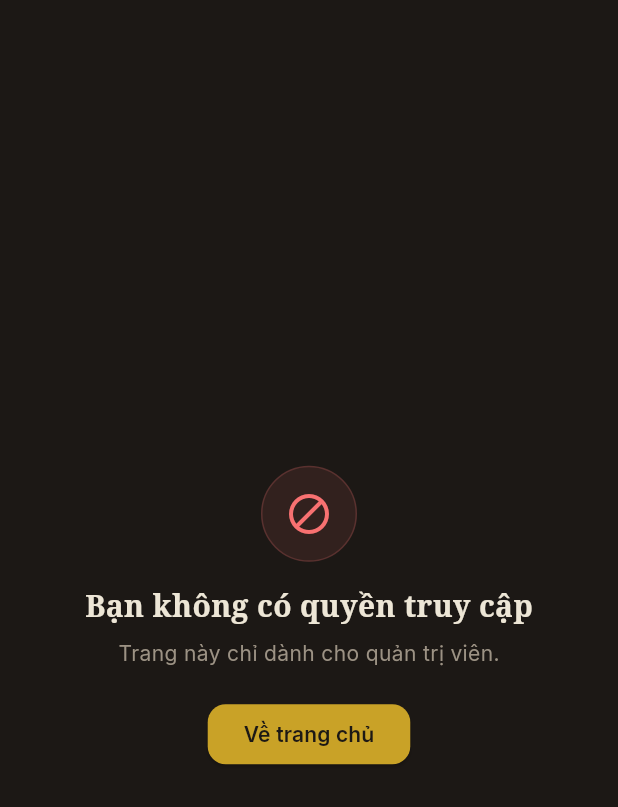
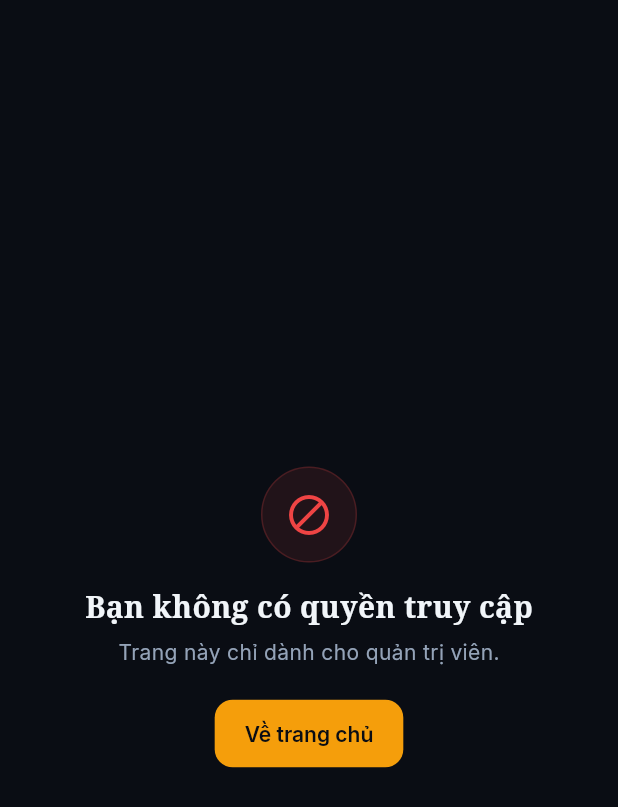
Before and after one commit to tuyenminhtran/HeThongQuanLyDocTruyen-Nhom-7, a Flutter app: the AdminLayoutScreen screen opened by its route, on a phone screen of 412 x 824 dp. Shown: the top 807 px of the screen. Run offline on Flutter 3.47's test engine with Material 3 defaults, Android fonts, the phone set to English and light mode, and no system bars; our stand-ins replace cached_network_image, dio, flutter_riverpod, flutter_secure_storage, go_router, google_fonts and 2 more; accounts and stored records are empty; network calls fail.

Commit message:
style: cap nhat design tokens va theme dong bo cho web va mobile

```diff
--- a/Storyreader_mobile/lib/core/constants/app_colors.dart
+++ b/Storyreader_mobile/lib/core/constants/app_colors.dart
@@ -1,31 +1,35 @@
 import 'package:flutter/material.dart';
 
 class AppColors {
-  // Ink tokens from tailwind.config.js
-  static const Color inkBg = Color(0xFF1C1815);
-  static const Color inkCard = Color(0xFF262019);
-  static const Color inkBorder = Color(0xFF3A322A);
-  static const Color inkText = Color(0xFFEDE6D6);
-  static const Color inkMuted = Color(0xFF9C9284);
+  // Midnight Obsidian tokens (matching web Tailwind tokens)
+  static const Color inkBg = Color(0xFF0A0D14);
+  static const Color inkCard = Color(0xFF121722);
+  static const Color inkElevated = Color(0xFF1A202E);
+  static const Color inkBorder = Color(0xFF262E3D);
+  static const Color inkBorderLight = Color(0xFF374357);
+  static const Color inkText = Color(0xFFF1F5F9);
+  static const Color inkMuted = Color(0xFF94A3B8);
 
-  // Gold tokens
-  static const Color gold = Color(0xFFC9A227);
-  static const Color goldDim = Color(0xFF8A7020);
+  // Imperial Gold tokens
+  static const Color gold = Color(0xFFF59E0B);
+  static const Color goldDim = Color(0xFFD97706);
+  static const Color goldLight = Color(0xFFFDE68A);
 
   // Status & accent colors
-  static const Color red400 = Color(0xFFF87171);
-  static const Color green400 = Color(0xFF4ADE80);
+  static const Color red400 = Color(0xFFEF4444);
+  static const Color green400 = Color(0xFF10B981);
   static const Color sky400 = Color(0xFF38BDF8);
-  static const Color blue400 = Color(0xFF60A5FA);
+  static const Color blue400 = Color(0xFF3B82F6);
+  static const Color purple400 = Color(0xFF8B5CF6);
 
   // Reader Themes
-  static const Color readerLightBg = Color(0xFFF8F9FA);
-  static const Color readerLightText = Color(0xFF1A1D20);
-  static const Color readerLightBorder = Color(0xFFD1D5DB);
+  static const Color readerLightBg = Color(0xFFFAFAF9);
+  static const Color readerLightText = Color(0xFF1E293B);
+  static const Color readerLightBorder = Color(0xFFE2E8F0);
 
-  static const Color readerSepiaBg = Color(0xFFF4ECD8);
-  static const Color readerSepiaText = Color(0xFF433422);
-  static const Color readerSepiaBorder = Color(0xFFD6C5A5);
+  static const Color readerSepiaBg = Color(0xFFF5EFEB);
+  static const Color readerSepiaText = Color(0xFF3D2E1E);
+  static const Color readerSepiaBorder = Color(0xFFE2D7C3);
 
   static const Color readerDarkBg = inkBg;
   static const Color readerDarkText = inkText;
@@ -40,8 +44,8 @@ class AppColors {
 
   static const LinearGradient avatarGradient = LinearGradient(
     colors: [
-      Color(0x33C9A227), // gold 20%
-      Color(0x0DC9A227), // gold ~5%
+      Color(0x33F59E0B), // gold 20%
+      Color(0x0DF59E0B), // gold ~5%
     ],
     begin: Alignment.topLeft,
     end: Alignment.bottomRight,
```
Also changed, not shown: Storyreader_mobile/lib/core/theme/app_theme.dart (+40 -16 lines), 3 other files.
